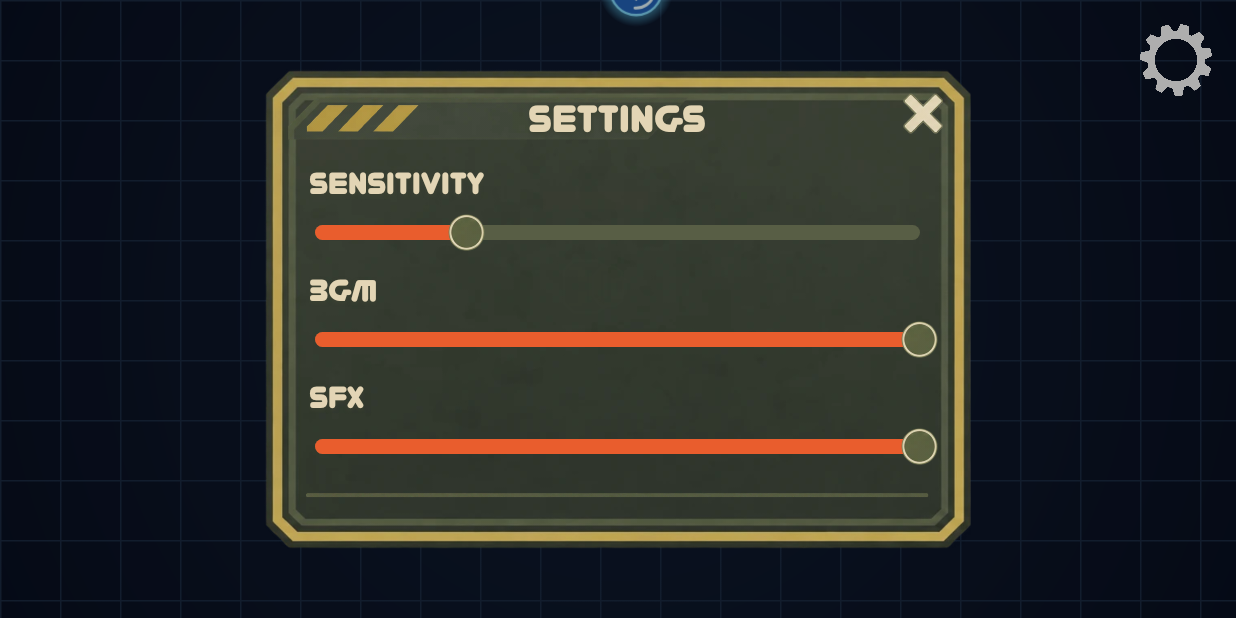
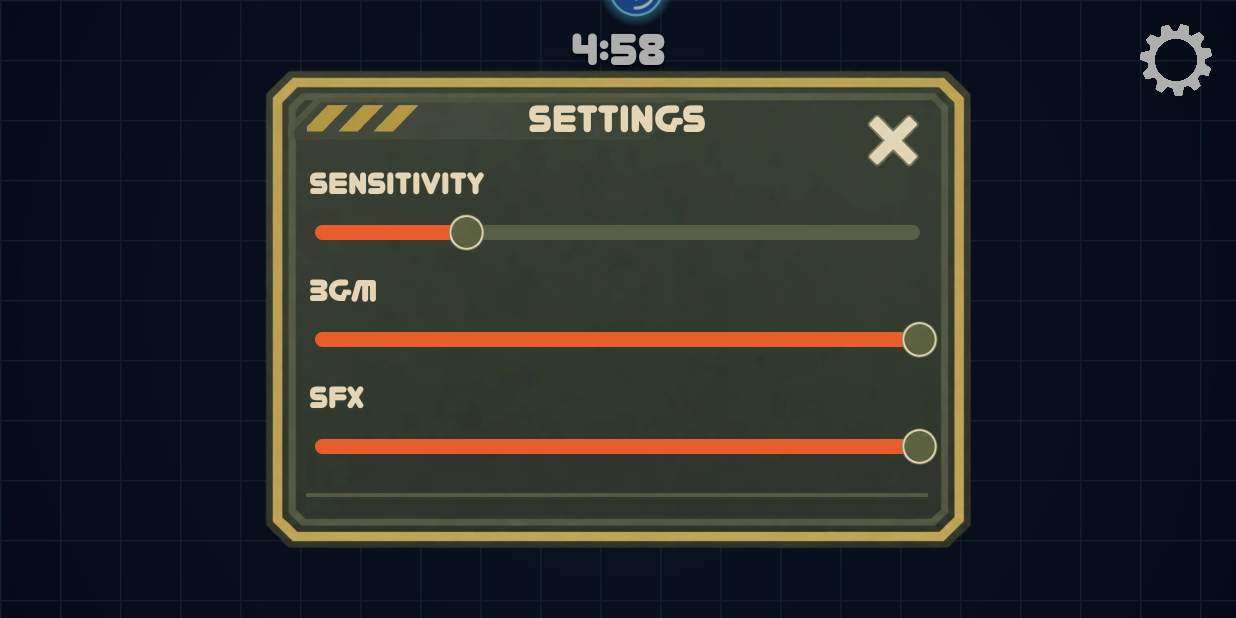
Before and after one commit to DoodleOfSun/MobileBug, an Android app: the Map1Activity screen opened directly, with no data from a screen before it, after a tap on "optionbutton", on a phone screen of 824 x 412 dp (held sideways). Run offline under Robolectric (Android 15) with nearby library versions, the phone set to English and light mode, and no system bars.

Commit message:
맵 1과 2에 5분 타이머를 추가, 레벨 스케일링 및 디자인
20261128

```diff
--- a/app/src/main/java/com/example/prototypebug/AxeWeapon.kt
+++ b/app/src/main/java/com/example/prototypebug/AxeWeapon.kt
@@ -57,7 +57,7 @@ class AxeWeapon(
 
         cooldown -= deltaTime
         if (cooldown <= 0f) {
-            cooldown = (1.8f / level).coerceAtLeast(0.25f)
+            cooldown = (3.6f / level).coerceAtLeast(0.4f)  // 하향: 1.8/Lv(최소 0.25) → 3.6/Lv(최소 0.4)
             val facingX = cos(Math.toRadians(player.playerSprite.rotation.toDouble())).toFloat()
             // 수정: 레벨만큼 던진다 (최대 3개)
             val count = level.coerceAtMost(3)
--- a/app/src/main/java/com/example/prototypebug/BaseGameActivity.kt
+++ b/app/src/main/java/com/example/prototypebug/BaseGameActivity.kt
@@ -15,15 +15,16 @@ import android.view.Choreographer
 import android.view.Surface
 import android.view.View
 import android.view.Window
-import android.view.WindowManager
 import android.widget.ImageButton
 import android.widget.ProgressBar
 import android.widget.SeekBar
+import android.widget.TextView
 import androidx.constraintlayout.widget.ConstraintLayout
 import androidx.core.view.WindowCompat
 import androidx.core.view.WindowInsetsCompat
 import androidx.core.view.WindowInsetsControllerCompat
 import kotlin.math.atan2
+import kotlin.math.ceil
 import kotlin.math.pow
 
 abstract class BaseGameActivity : AudioActivity(), SensorEventListener {
@@ -43,6 +44,10 @@ abstract class BaseGameActivity : AudioActivity(), SensorEventListener {
     protected val damping = 0.9f
 
     protected lateinit var playerHPBar: ProgressBar
+
+    // 수정: 남은 시간 표시 (레이아웃에 timerText 가 없으면 null 이라 아무것도 안 함)
+    protected var timerText: TextView? = null
+    private var lastShownSeconds = -1
     protected lateinit var playerNormalAttack: PlayerNormalAttack
 
     protected var isBlockMurdererStarted = false
@@ -83,6 +88,8 @@ abstract class BaseGameActivity : AudioActivity(), SensorEventListener {
         requestedOrientation = ActivityInfo.SCREEN_ORIENTATION_LANDSCAPE
 
         playerHPBar = findViewById(R.id.progressBar_playerHP)
+        timerText = findViewById(R.id.timerText)
+        updateTimerText()
         playerHPBar.visibility = View.INVISIBLE
         playerHPBar.progress = 100
 
@@ -129,16 +136,8 @@ abstract class BaseGameActivity : AudioActivity(), SensorEventListener {
             dialog.setContentView(settingsXML)
             dialog.window?.setBackgroundDrawable(ColorDrawable(Color.TRANSPARENT))
             dialog.window?.setLayout(dpToPx(550f), dpToPx(330f))
-            // 카메라 구멍 영역까지 화면 전체 기준으로 가운데 정렬 (게임 화면과 같은 기준)
-            dialog.window?.let { window ->
-                window.attributes = window.attributes.apply {
-                    layoutInDisplayCutoutMode =
-                        WindowManager.LayoutParams.LAYOUT_IN_DISPLAY_CUTOUT_MODE_ALWAYS
-                }
-            }
 
             seekBar.progress = sensitivity.toInt()
-            setupVolumeBars(settingsXML)
 
             btnClose.setGameClickListener(::playSound) {
                 sensitivity = seekBar.progress.toFloat()
@@ -271,9 +270,11 @@ abstract class BaseGameActivity : AudioActivity(), SensorEventListener {
             } else {
                 secTime += deltaTime
                 gameTime += deltaTime
+                updateTimerText()
 
                 if (secTime >= monsterSpawnTimeDelay) {
                     waveCount++
+                    enemySpawner.playerLevel = playerInfo.playerLevel  // 수정: 레벨에 맞는 체력으로 생성
                     if (this is Map2Activity) {
                         repeat(9) { enemySpawner.spawnRangedFromEdge() }               // Map2: 원거리
                         if (waveCount % 10 == 0) enemySpawner.spawnRangedBoss()        // Map2: 원거리 보스
@@ -372,6 +373,14 @@ abstract class BaseGameActivity : AudioActivity(), SensorEventListener {
 
         playerHPBar.progress = percent
     }
+    // 수정: 남은 시간을 "분:초"로 표시. 초가 바뀔 때만 글자를 갱신
+    protected fun updateTimerText() {
+        val remaining = ceil(winTime - gameTime).toInt().coerceAtLeast(0)
+        if (remaining == lastShownSeconds) return
+        lastShownSeconds = remaining
+        timerText?.text = "${remaining / 60}:${(remaining % 60).toString().padStart(2, '0')}"
+    }
+
     fun setPause(data: Boolean) { isPaused = data }
 
     fun dpToPx(dp: Float): Int = (dp * resources.displayMetrics.density).toInt()
--- a/app/src/main/java/com/example/prototypebug/BombWeapon.kt
+++ b/app/src/main/java/com/example/prototypebug/BombWeapon.kt
@@ -79,8 +79,8 @@ class BombWeapon(
     }
 
     private fun explode(bomb: Bomb, enemies: List<Enemy>) {
-        val explodeRadius = 200f + (level - 1) * 100f
-        val damage = 40f + (level - 1) * 15f
+        val explodeRadius = 200f + (level - 1) * 40f  // 하향: 레벨당 +100 → +40
+        val damage = 40f + (level - 1) * 8f           // 하향: 레벨당 +15 → +8
 
         enemies.forEach { enemy ->
             val dx = bomb.getCenterX() - enemy.getCenterX()
--- a/app/src/main/java/com/example/prototypebug/BoneWeapon.kt
+++ b/app/src/main/java/com/example/prototypebug/BoneWeapon.kt
@@ -19,7 +19,7 @@ class BoneWeapon(
     private var spawnTimer = 0f
     private val spawnDelay = 1.2f
 
-    private val damage = 100f
+    private val damage get() = 30f + 6f * (level - 1)  // 하향: 100 고정 → 30 + 6×(Lv-1)
 
     // 수정: 같은 적은 뼈 하나당 이 시간(초)에 한 번만 맞는다.
     private val hitCooldown = 0.5f
--- /dev/null
+++ b/app/src/main/java/com/example/prototypebug/GameBalance.kt
@@ -0,0 +1,23 @@
+package com.example.prototypebug
+
+import kotlin.math.max
+import kotlin.math.sqrt
+
+/**
+ * 플레이어 레벨에 따른 난이도 수치. 밸런스 조정은 여기 숫자만 바꾸면 된다.
+ * level = 지금까지 레벨업한 횟수 (게임 시작 시 0)
+ */
+object GameBalance {
+
+    /** 다음 레벨업까지 필요한 경험치. 보석 1개 = 0.01 → 처음엔 보석 30개, 레벨마다 3개씩 더 필요 */
+    fun expToNextLevel(level: Int): Float = 0.30f + 0.03f * level
+
+    /** 맵1 근거리 몬스터 체력 (레벨 0 = 10, 기존과 같음) */
+    fun enemyHealth(level: Int): Float = 10f * sqrt(1f + 1.6f * level)
+
+    /** 맵2 원거리 몬스터 체력 (레벨 0 = 15, 기존과 같음. 항상 근거리의 1.5배) */
+    fun rangedEnemyHealth(level: Int): Float = 15f * sqrt(1f + 1.6f * level)
+
+    /** 보스 체력 (근거리·원거리 보스 공용). 레벨 5까지는 기존 800, 그 뒤 레벨마다 +180 */
+    fun bossHealth(level: Int): Float = 800f + 180f * max(0, level - 5)
+}
--- a/app/src/main/java/com/example/prototypebug/PlayerInfo.kt
+++ b/app/src/main/java/com/example/prototypebug/PlayerInfo.kt
@@ -23,7 +23,11 @@ class PlayerInfo internal constructor(private val playSound: (GameSound) -> Unit
 
     var playerExp : Float = 0f
 
-    var playerExpScale = 0.3f
+    // 수정: 레벨업 횟수 (게임 시작 시 0). 몬스터 체력 계산에 씀
+    var playerLevel = 0
+
+    // 수정: 다음 레벨업까지 필요한 경험치. 레벨마다 GameBalance 에서 다시 계산
+    var playerExpScale = GameBalance.expToNextLevel(0)
 
     fun playerReset(){
         x = 0f
@@ -88,6 +92,8 @@ class PlayerInfo internal constructor(private val playSound: (GameSound) -> Unit
         // (0.01 을 30번 더해도 float 오차로 0.2999.. 가 될 수 있어 작은 여유값을 둠)
         while (playerExp >= playerExpScale - 0.0001f) {
             playerExp -= playerExpScale
+            playerLevel++
+            playerExpScale = GameBalance.expToNextLevel(playerLevel)
             pendingLevelUps++
         }
         showNextLevelUp(cont)
--- a/app/src/main/java/com/example/prototypebug/SickleWeapon.kt
+++ b/app/src/main/java/com/example/prototypebug/SickleWeapon.kt
@@ -33,7 +33,7 @@ class SickleWeapon(
     override fun update(deltaTime: Float, player: PlayerInfo, enemies: List<Enemy>) {
         cooldown -= deltaTime
         if (cooldown <= 0f) {
-            cooldown = 1.0f / level
+            cooldown = 2.0f / level  // 하향: 1/Lv → 2/Lv
             launch(player)
         }
 
--- a/app/src/main/res/layout/activity_map1.xml
+++ b/app/src/main/res/layout/activity_map1.xml
@@ -20,6 +20,25 @@
         app:layout_constraintVertical_bias="0.498" />
 
 
+    <!-- 남은 시간 (BaseGameActivity 가 매초 갱신) -->
+    <TextView
+        android:id="@+id/timerText"
+        android:layout_width="wrap_content"
+        android:layout_height="wrap_content"
+        android:layout_marginTop="16dp"
+        android:fontFamily="@font/youre_gone"
+        android:includeFontPadding="false"
+        android:shadowColor="#000000"
+        android:shadowDx="0"
+        android:shadowDy="2"
+        android:shadowRadius="4"
+        android:text="5:00"
+        android:textColor="#FFFFFF"
+        android:textSize="28sp"
+        app:layout_constraintEnd_toEndOf="parent"
+        app:layout_constraintStart_toStartOf="parent"
+        app:layout_constraintTop_toTopOf="parent" />
+
     <ImageButton
         android:id="@+id/btn_settings"
         android:layout_width="48dp"
@@ -30,7 +49,7 @@
         android:contentDescription="@string/optionbutton"
         android:scaleType="fitCenter"
         android:src="@drawable/gear"
-        android:tint="#FFFFFF"
+        app:tint="#FFFFFF"
         app:layout_constraintEnd_toEndOf="parent"
         app:layout_constraintTop_toTopOf="parent" />
 
--- a/app/src/main/res/layout/activity_start.xml
+++ b/app/src/main/res/layout/activity_start.xml
@@ -57,7 +57,7 @@
         android:contentDescription="@string/optionbutton"
         android:scaleType="fitCenter"
         android:src="@drawable/gear"
-        android:tint="#FFFFFF"
+        app:tint="#FFFFFF"
         app:layout_constraintEnd_toEndOf="parent"
         app:layout_constraintTop_toTopOf="parent" />
 
--- a/app/src/main/res/layout/settings.xml
+++ b/app/src/main/res/layout/settings.xml
@@ -66,12 +66,15 @@
         app:layout_constraintTop_toTopOf="@id/settingsTitleBand" />
 
     <!-- 닫기 버튼 (코드에서 사용하는 id 그대로) -->
+
+    <!-- SENSITIVITY 글자 -->
+
     <ImageButton
         android:id="@+id/btnSettingClose"
-        android:layout_width="40dp"
-        android:layout_height="40dp"
-        android:layout_marginTop="10dp"
-        android:layout_marginEnd="12dp"
+        android:layout_width="48dp"
+        android:layout_height="48dp"
+        android:layout_marginTop="24dp"
+        android:layout_marginEnd="28dp"
         android:background="@android:color/transparent"
         android:contentDescription="@string/closebutton"
         android:padding="6dp"
@@ -80,7 +83,6 @@
         app:layout_constraintEnd_toEndOf="@id/settingsPanel"
         app:layout_constraintTop_toTopOf="@id/settingsPanel" />
 
-    <!-- SENSITIVITY 글자 -->
     <TextView
         android:id="@+id/settingsSensitivityText"
         android:layout_width="wrap_content"
```
Also changed, not shown: app/src/main/java/com/example/prototypebug/EnemySpawnAndManagement.kt (+11 -0 lines), app/src/main/res/layout/activity_map2.xml (+20 -1 lines).
